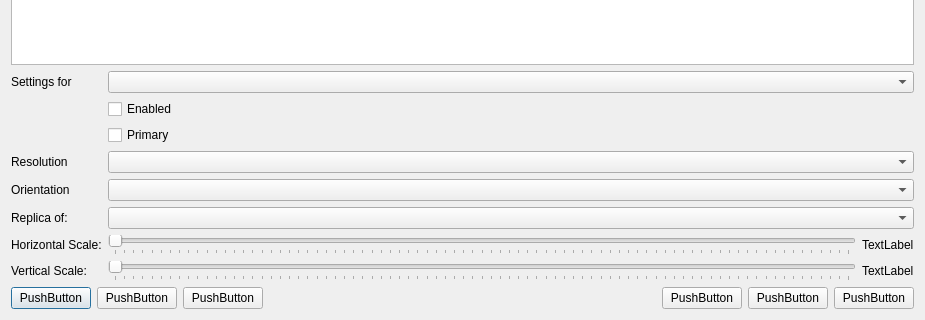
Old version of the form main.ui in the repository ralsina/xrandroll; both pictures show x 0 to 925 and y 500 to 820 of the 925 by 820 pixel window.
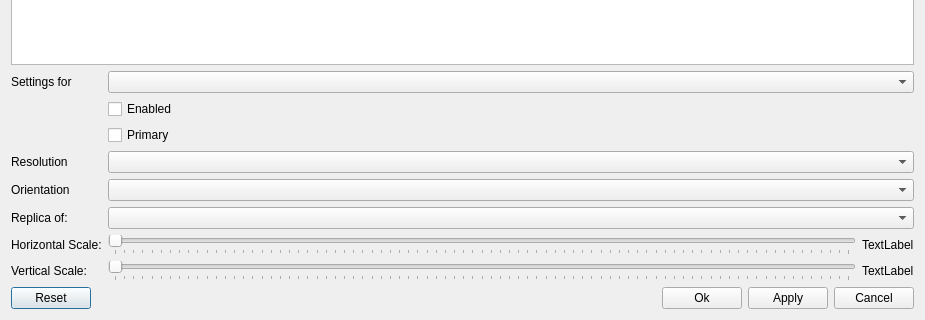
New version of the form.

Commit message: Implement dialog action buttons

Patch:
```diff
--- a/main.ui
+++ b/main.ui
@@ -170,21 +170,7 @@
      <item>
       <widget class="QPushButton" name="pushButton_6">
        <property name="text">
-        <string>PushButton</string>
-       </property>
-      </widget>
-     </item>
-     <item>
-      <widget class="QPushButton" name="pushButton_5">
-       <property name="text">
-        <string>PushButton</string>
-       </property>
-      </widget>
-     </item>
-     <item>
-      <widget class="QPushButton" name="pushButton_4">
-       <property name="text">
-        <string>PushButton</string>
+        <string>Reset</string>
        </property>
       </widget>
      </item>
@@ -204,21 +190,21 @@
      <item>
       <widget class="QPushButton" name="pushButton_3">
        <property name="text">
-        <string>PushButton</string>
+        <string>Ok</string>
        </property>
       </widget>
      </item>
      <item>
       <widget class="QPushButton" name="pushButton_2">
        <property name="text">
-        <string>PushButton</string>
+        <string>Apply</string>
        </property>
       </widget>
      </item>
      <item>
       <widget class="QPushButton" name="pushButton">
        <property name="text">
-        <string>PushButton</string>
+        <string>Cancel</string>
        </property>
       </widget>
      </item>
```
Left out of the diff: 8 changed lines with no effect on the pictures. The commit also changes 1 other file.
